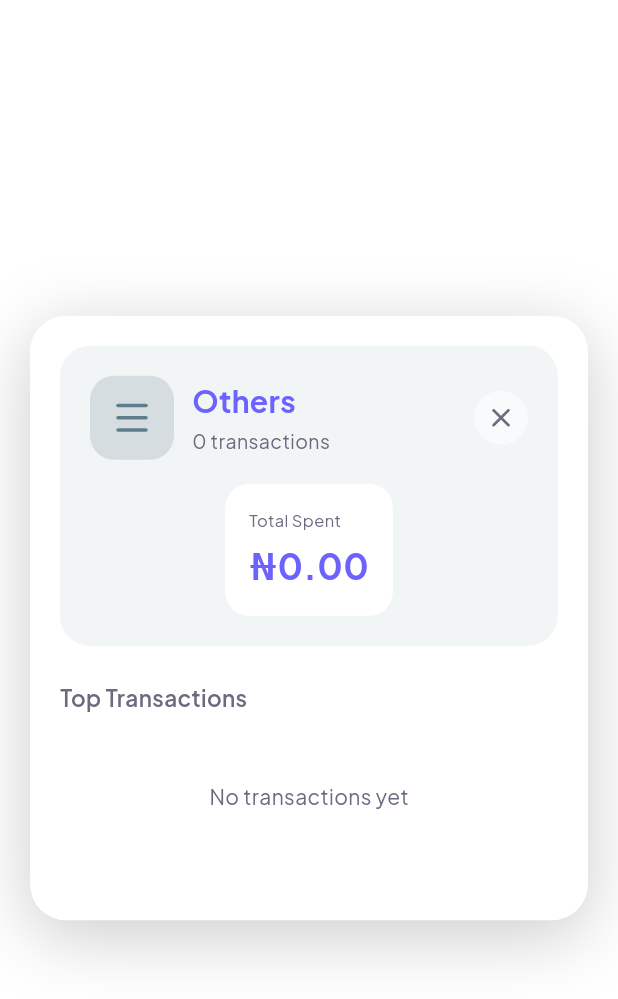
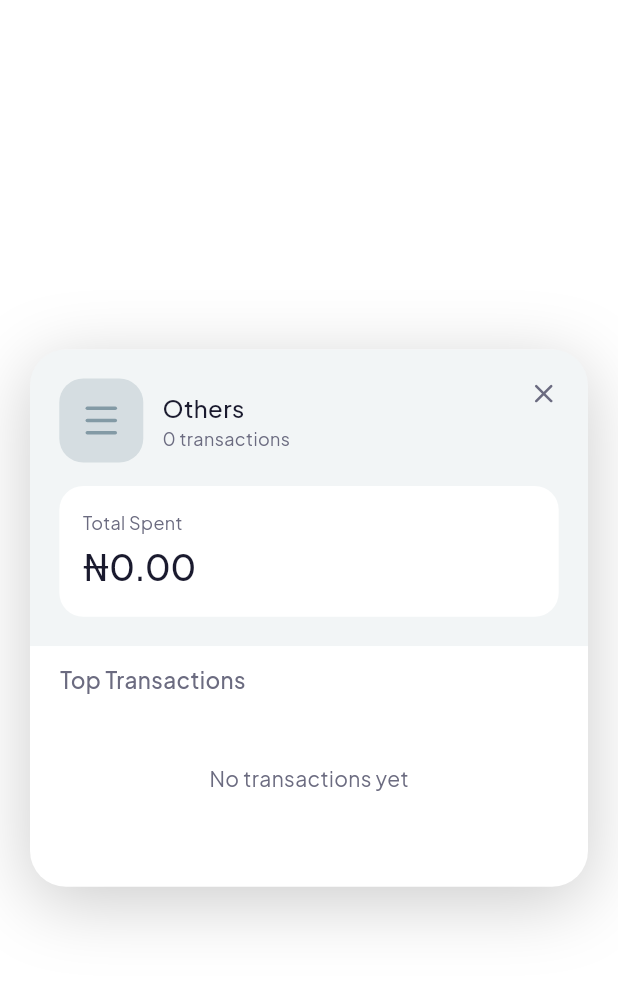
Before and after one commit to aderemi-alo/pocketly, a Flutter app: the CategoryDetailModal widget shown alone on an empty page, opened directly with empty values, on a phone screen of 412 x 824 dp. Shown: the top 999 px of the screen. Run offline on Flutter 3.47's test engine with Material 3 defaults, Android fonts, the phone set to English and light mode, and no system bars; our stand-ins replace flutter_riverpod, get_it, go_router, isar, lucide_icons_flutter; accounts and stored records are empty; generated files the repository leaves out were written again.

Commit message:
refactor: Optimize layout and styling in CategoryDetailModal
- Removed unnecessary SizedBox widgets and replaced them with context-based spacing methods for improved layout consistency.
- Adjusted font sizes and weights for better readability and visual hierarchy.
- Enhanced padding and margin settings for various elements to streamline the overall design.
- Updated icon color and styling for better visual integration within the modal.

```diff
--- a/lib/features/dashboard/presentation/widgets/category_detail_modal.dart
+++ b/lib/features/dashboard/presentation/widgets/category_detail_modal.dart
@@ -1,4 +1,3 @@
-import 'package:flutter/material.dart';
 import 'package:intl/intl.dart';
 import 'package:pocketly/core/core.dart';
 import 'package:pocketly/features/features.dart';
@@ -97,8 +96,6 @@ class CategoryDetailModal extends StatelessWidget {
                       child: Column(
                         mainAxisSize: MainAxisSize.min,
                         children: [
-                          const SizedBox(height: 20),
-
                           // Header Section
                           _buildHeader(
                             context,
@@ -107,12 +104,12 @@ class CategoryDetailModal extends StatelessWidget {
                             total,
                           ),
 
-                          const SizedBox(height: 24),
+                          context.verticalSpace(12),
 
                           // Top Transactions Section
                           _buildTopTransactions(context, category, topExpenses),
 
-                          const SizedBox(height: 20),
+                          context.verticalSpace(10),
                         ],
                       ),
                     ),
@@ -146,12 +143,8 @@ class CategoryDetailModal extends StatelessWidget {
         );
       },
       child: Container(
-        padding: const EdgeInsets.all(20),
-        margin: const EdgeInsets.symmetric(horizontal: 20),
-        decoration: BoxDecoration(
+        padding: context.all(20),
         color: category.color.withValues(alpha: 0.08),
-          borderRadius: BorderRadius.circular(20),
-        ),
         child: Column(
           children: [
             // Category Icon and Name
@@ -178,10 +171,14 @@ class CategoryDetailModal extends StatelessWidget {
                       color: category.color.withValues(alpha: 0.2),
                       borderRadius: BorderRadius.circular(16),
                     ),
-                    child: Icon(category.icon, size: 28, color: category.color),
+                    child: Icon(
+                      category.icon,
+                      size: 28,
+                      color: category.color.withValues(alpha: 0.7),
                     ),
                   ),
-                const SizedBox(width: 12),
+                ),
+                context.horizontalSpace(12),
 
                 // Category Name and Count
                 Expanded(
@@ -190,15 +187,13 @@ class CategoryDetailModal extends StatelessWidget {
                     children: [
                       TextWidget(
                         text: category.name,
-                        fontSize: 20,
-                        fontWeight: FontWeight.w700,
-                        color: AppColors.primary,
+                        fontSize: 16,
+                        fontWeight: FontWeight.w500,
                       ),
-                      const SizedBox(height: 2),
                       TextWidget(
                         text:
                             '$transactionCount transaction${transactionCount != 1 ? 's' : ''}',
-                        fontSize: 13,
+                        fontSize: 12,
                         color: AppColors.textSecondary,
                       ),
                     ],
@@ -206,14 +201,12 @@ class CategoryDetailModal extends StatelessWidget {
                 ),
 
                 // Close Button
-                GestureDetector(
+                SizedBox(
+                  height: 56,
+                  child: Align(
+                    alignment: Alignment.topCenter,
+                    child: GestureDetector(
                       onTap: () => Navigator.of(context).pop(),
-                  child: Container(
-                    padding: const EdgeInsets.all(8),
-                    decoration: BoxDecoration(
-                      color: Colors.white.withValues(alpha: 0.5),
-                      shape: BoxShape.circle,
-                    ),
                       child: const Icon(
                         LucideIcons.x,
                         size: 20,
@@ -221,10 +214,11 @@ class CategoryDetailModal extends StatelessWidget {
                       ),
                     ),
                   ),
+                ),
               ],
             ),
 
-            const SizedBox(height: 16),
+            context.verticalSpace(16),
 
             // Total Spent Card
             TweenAnimationBuilder<double>(
@@ -241,7 +235,8 @@ class CategoryDetailModal extends StatelessWidget {
                 );
               },
               child: Container(
-                padding: const EdgeInsets.all(16),
+                width: double.infinity,
+                padding: context.all(16),
                 decoration: BoxDecoration(
                   color: Colors.white,
                   borderRadius: BorderRadius.circular(16),
@@ -251,15 +246,15 @@ class CategoryDetailModal extends StatelessWidget {
                   children: [
                     const TextWidget(
                       text: 'Total Spent',
-                      fontSize: 11,
+                      fontSize: 12,
                       color: AppColors.textSecondary,
                     ),
-                    const SizedBox(height: 4),
+                    context.verticalSpace(2),
                     TextWidget(
                       text: '₦${FormatUtils.formatCurrency(total)}',
                       fontSize: 24,
-                      fontWeight: FontWeight.w700,
-                      color: AppColors.primary,
+                      fontWeight: FontWeight.w500,
+                      letterSpacing: -0.5,
                     ),
                   ],
                 ),
@@ -285,7 +280,7 @@ class CategoryDetailModal extends StatelessWidget {
             text: 'Top Transactions',
             fontSize: 15,
             color: AppColors.textSecondary,
-            fontWeight: FontWeight.w600,
+            fontWeight: FontWeight.w500,
           ),
           const SizedBox(height: 12),
 
@@ -318,62 +313,66 @@ class CategoryDetailModal extends StatelessWidget {
                   );
                 },
                 child: Container(
-                  margin: const EdgeInsets.only(bottom: 12),
-                  padding: const EdgeInsets.all(16),
+                  padding: context.all(16),
                   decoration: BoxDecoration(
-                    color: const Color(0xFFF8F9FE),
+                    color: AppColors.background,
                     borderRadius: BorderRadius.circular(16),
                   ),
                   child: Row(
                     children: [
                       // Rank Badge
+                      Row(
+                        crossAxisAlignment: CrossAxisAlignment.start,
+                        children: [
                           Container(
-                        width: 28,
-                        height: 28,
+                            padding: context.only(
+                              left: 5,
+                              right: 5,
+                              top: 3,
+                              bottom: 5,
+                            ),
                             decoration: BoxDecoration(
-                          color: category.color.withValues(alpha: 0.2),
-                          borderRadius: BorderRadius.circular(8),
+                              color: category.color.withValues(alpha: 0.15),
+                              borderRadius: BorderRadius.circular(100),
                             ),
-                        child: Center(
                             child: TextWidget(
                               text: '#${index + 1}',
                               fontSize: 11,
-                            fontWeight: FontWeight.w700,
+                              fontWeight: FontWeight.w500,
                               color: category.color,
                             ),
                           ),
-                      ),
-                      const SizedBox(width: 12),
+                          context.horizontalSpace(8),
 
                           // Expense Details
-                      Expanded(
-                        child: Column(
+                          Column(
                             crossAxisAlignment: CrossAxisAlignment.start,
                             children: [
                               TextWidget(
                                 text: expense.name,
                                 fontSize: 15,
-                              fontWeight: FontWeight.w600,
-                              color: AppColors.primary,
+                                fontWeight: FontWeight.w500,
                               ),
-                            const SizedBox(height: 2),
+                              context.verticalSpace(4),
                               TextWidget(
                                 text: DateFormat(
                                   'MMM d, yyyy',
                                 ).format(expense.date),
-                              fontSize: 12,
+                                fontSize: 11,
                                 color: AppColors.textSecondary,
                               ),
                             ],
                           ),
+                        ],
                       ),
+                      const Spacer(),
 
                       // Amount
                       TextWidget(
                         text: '₦${FormatUtils.formatCurrency(expense.amount)}',
                         fontSize: 15,
-                        fontWeight: FontWeight.w700,
-                        color: AppColors.primary,
+                        fontWeight: FontWeight.w500,
+                        letterSpacing: -0.3,
                       ),
                     ],
                   ),
```
Lines whose indentation alone changed are shown as unchanged.
